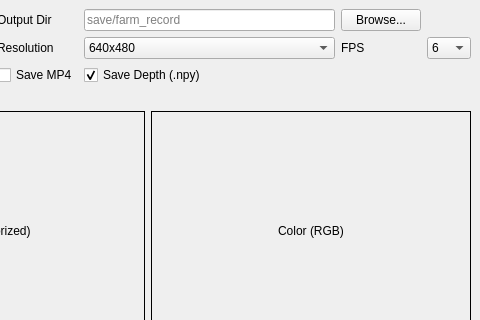
Old version of the form ui/main_window.ui in the repository Huni0128/record_video; both pictures show x 184 to 664 and y 0 to 320 of the 664 by 629 pixel window.
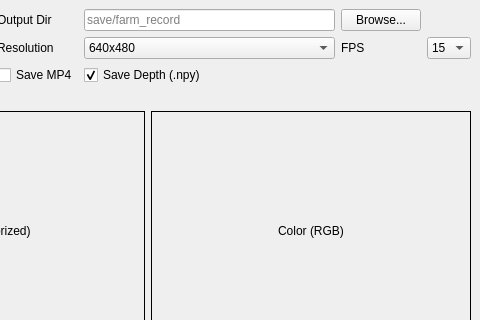
New version of the form.

Commit message: del: 6,12fps 삭제

The edit to the form file:
```diff
--- a/ui/main_window.ui
+++ b/ui/main_window.ui
@@ -58,8 +58,6 @@
       </item>
       <item row="1" column="5">
        <widget class="QComboBox" name="comboFps">
-        <item><property name="text"><string>6</string></property></item>
-        <item><property name="text"><string>12</string></property></item>
         <item><property name="text"><string>15</string></property></item>
         <item><property name="text"><string>30</string></property></item>
        </widget>
```
